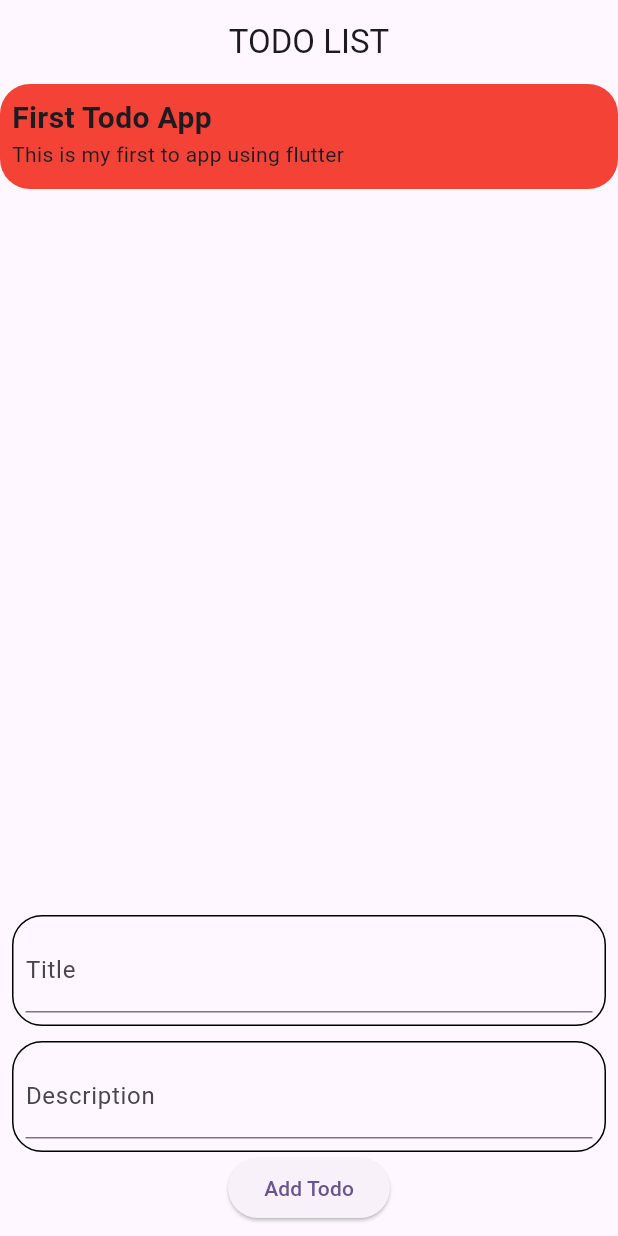
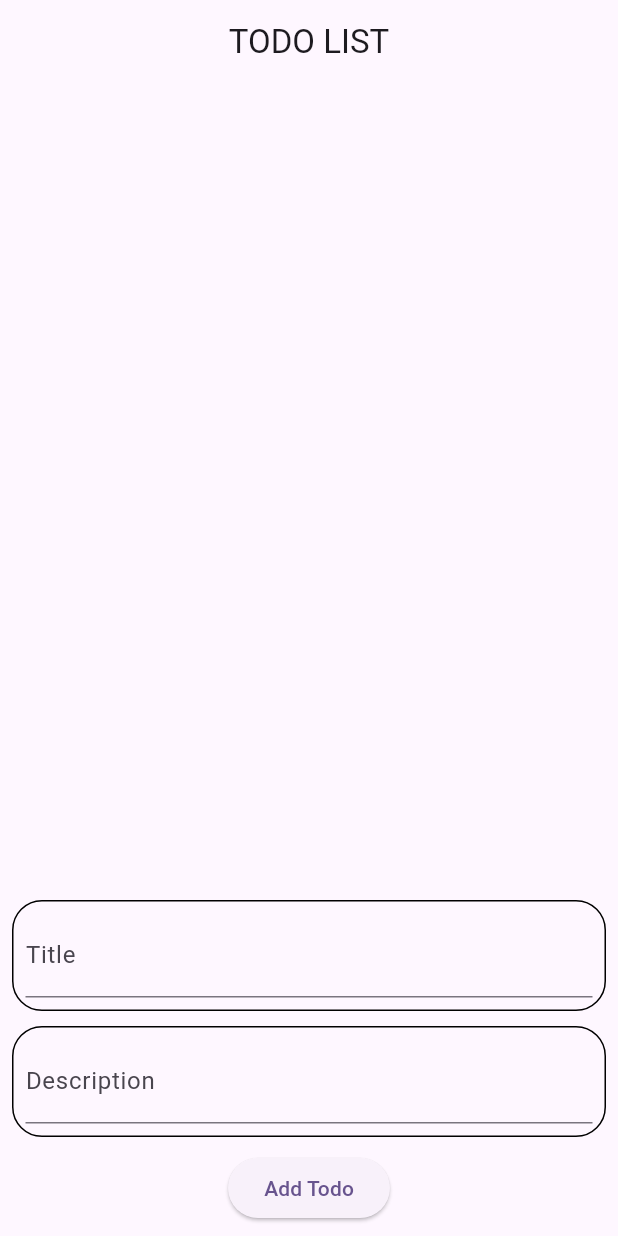
Before and after one commit to bipin24746/todoapp, a Flutter app: the screen it shows after launch, on a phone screen of 412 x 824 dp. Run offline on Flutter 3.47's test engine with Material 3 defaults, Android fonts, the phone set to English and light mode, and no system bars.

Commit message:
Todo App Completed

```diff
--- /dev/null
+++ b/lib/models/todo_models.dart
@@ -0,0 +1,7 @@
+class TodoModels {
+  String title;
+  String description;
+  bool check = false;
+
+  TodoModels(this.title, this.description, this.check);
+}
--- a/lib/screens/home_screen.dart
+++ b/lib/screens/home_screen.dart
@@ -1,4 +1,5 @@
 import 'package:flutter/material.dart';
+import 'package:todoapp/models/todo_models.dart';
 import 'package:todoapp/widgets/todo.dart';
 
 class HomeScreen extends StatefulWidget {
@@ -9,20 +10,54 @@ class HomeScreen extends StatefulWidget {
 }
 
 class _HomeScreenState extends State<HomeScreen> {
+  List<TodoModels> todos = [];
+  TextEditingController title = TextEditingController();
+  TextEditingController description = TextEditingController();
+
   @override
   Widget build(BuildContext context) {
     return Scaffold(
       appBar: AppBar(
         centerTitle: true,
-        title: Text("TODO LIST"),
+        title: const Text("TODO LIST"),
       ),
       body: Column(
         children: [
-          const Todo(
-            title: 'First Todo App',
-            description: 'This is my first to app using flutter',
+          Expanded(
+            child: ListView.builder(
+              itemCount: todos.length,
+              itemBuilder: (context, index) {
+                return Padding(
+                  padding: const EdgeInsets.all(8.0),
+                  child: InkWell(
+                    onTap: () {
+                      setState(() {
+                        todos[index].check =
+                            !todos[index].check; // Toggling the 'done' status
+                      });
+                    },
+                    child: Row(
+                      children: [
+                        Expanded(
+                          child: Todo(
+                            title: todos[index].title,
+                            description: todos[index].description,
+                            done: todos[index].check,
                           ),
-          Expanded(child: Container()),
+                        ),
+                        IconButton(
+                            onPressed: () {
+                              todos.removeAt(index);
+                              setState(() {});
+                            },
+                            icon: const Icon(Icons.delete))
+                      ],
+                    ),
+                  ),
+                );
+              },
+            ),
+          ),
           Padding(
             padding: const EdgeInsets.all(8.0),
             child: Column(
@@ -30,34 +65,51 @@ class _HomeScreenState extends State<HomeScreen> {
                 Container(
                   decoration: BoxDecoration(
                     border: Border.all(),
-                        borderRadius: BorderRadius.circular(20)),
+                    borderRadius: BorderRadius.circular(20),
+                  ),
                   child: Padding(
                     padding: const EdgeInsets.all(8.0),
                     child: TextFormField(
-                        decoration: InputDecoration(
+                      controller: title,
+                      decoration: const InputDecoration(
                           hintText: 'Enter Title', labelText: 'Title'),
                     ),
-                    )),
-                SizedBox(
-                  height: 10,
                   ),
+                ),
+                const SizedBox(height: 10),
                 Container(
                   decoration: BoxDecoration(
                     border: Border.all(),
-                        borderRadius: BorderRadius.circular(20)),
+                    borderRadius: BorderRadius.circular(20),
+                  ),
                   child: Padding(
                     padding: const EdgeInsets.all(8.0),
                     child: TextFormField(
-                        decoration: InputDecoration(
+                      controller: description,
+                      decoration: const InputDecoration(
                         labelText: 'Description',
                         hintText: 'Enter Description',
                       ),
                     ),
-                    )),
-                ElevatedButton(onPressed: () {}, child: Text("Add Todo"))
+                  ),
+                ),
+                const SizedBox(height: 10),
+                ElevatedButton(
+                  onPressed: () {
+                    if (title.text.isNotEmpty && description.text.isNotEmpty) {
+                      setState(() {
+                        todos.add(
+                            TodoModels(title.text, description.text, false));
+                        title.clear();
+                        description.clear();
+                      });
+                    }
+                  },
+                  child: const Text("Add Todo"),
+                ),
               ],
             ),
-          )
+          ),
         ],
       ),
     );
--- a/lib/widgets/todo.dart
+++ b/lib/widgets/todo.dart
@@ -3,11 +3,13 @@ import 'package:flutter/material.dart';
 class Todo extends StatefulWidget {
   final String title;
   final String description;
+  final bool done;
 
   const Todo({
     super.key,
     required this.title,
     required this.description,
+    required this.done,
   });
 
   @override
@@ -15,22 +17,13 @@ class Todo extends StatefulWidget {
 }
 
 class _TodoState extends State<Todo> {
-  Color color = Colors.red;
   @override
   Widget build(BuildContext context) {
-    return InkWell(
-      onTap: () {
-        if (color == Colors.red) {
-          color = Colors.green;
-        } else {
-          color = Colors.red;
-        }
-        setState(() {});
-      },
-      child: Container(
-        width: MediaQuery.of(context).size.width,
+    return Container(
       decoration: BoxDecoration(
-            color: color, borderRadius: BorderRadius.circular(20)),
+        color: widget.done ? Colors.green : Colors.red,
+        borderRadius: BorderRadius.circular(20),
+      ),
       child: SizedBox(
         height: 70,
         child: Padding(
@@ -40,12 +33,11 @@ class _TodoState extends State<Todo> {
             children: [
               Text(
                 widget.title,
-                  style: const TextStyle(
-                      fontWeight: FontWeight.bold, fontSize: 20),
+                style:
+                    const TextStyle(fontWeight: FontWeight.bold, fontSize: 20),
               ),
-                Text(widget.description)
+              Text(widget.description),
             ],
-            ),
           ),
         ),
       ),
```
Lines whose indentation alone changed are shown as unchanged.
